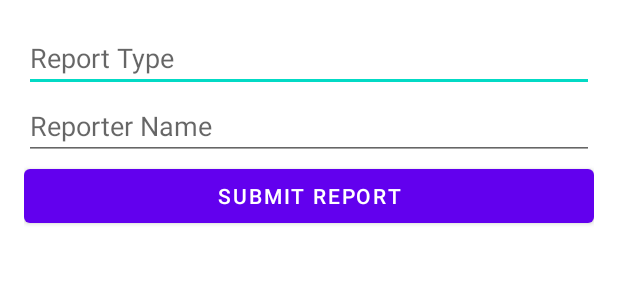
After one commit to adityar22/PAPB2023_1, an Android app: the layout fragment_report_form.xml on its own in the app's theme, with its tools: preview values and no code run, on a phone screen of 412 x 824 dp. The commit adds this screen. Shown: the top 300 px of the screen. Run offline under Robolectric (Android 15) with nearby library versions, the phone set to English and light mode, and no system bars.

Commit message:
implement report form at dashboard

```diff
--- /dev/null
+++ b/app/src/main/res/layout/fragment_report_form.xml
@@ -0,0 +1,31 @@
+<!-- fragment_report_form.xml -->
+<LinearLayout
+    xmlns:android="http://schemas.android.com/apk/res/android"
+    xmlns:tools="http://schemas.android.com/tools"
+    android:layout_width="match_parent"
+    android:layout_height="match_parent"
+    android:orientation="vertical"
+    android:padding="16dp"
+    tools:context=".ui.dashboard.DashboardFragment">
+
+    <EditText
+        android:id="@+id/etReportType"
+        android:layout_width="match_parent"
+        android:layout_height="wrap_content"
+        android:hint="Report Type" />
+
+    <EditText
+        android:id="@+id/etReporterName"
+        android:layout_width="match_parent"
+        android:layout_height="wrap_content"
+        android:hint="Reporter Name" />
+
+    <!-- Add other necessary fields such as location, photo, date, and email -->
+
+    <Button
+        android:id="@+id/btnSubmitReport"
+        android:layout_width="match_parent"
+        android:layout_height="wrap_content"
+        android:text="Submit Report" />
+
+</LinearLayout>
```
Also changed, not shown: app/src/main/java/com/example/papb1/ui/dashboard/DashboardFragment.kt (+27 -65 lines).
